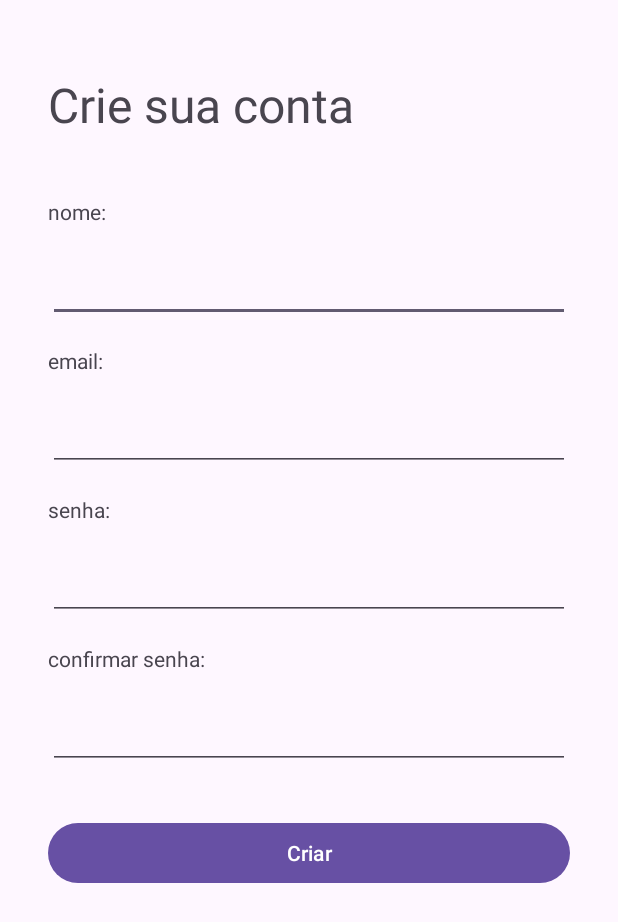
After one commit to C-Vieira/AppListaDeCompras, an Android app: the layout user_register_view.xml on its own in the app's theme, with its tools: preview values and no code run, on a phone screen of 412 x 824 dp. The commit adds this screen. Shown: the top 922 px of the screen. Run offline under Robolectric (Android 15) with nearby library versions, the phone set to English and light mode, and no system bars.

Commit message:
Tela Cadastro de Usuário

```diff
--- a/app/src/main/java/com/example/applistadecompras/MainActivity.kt
+++ b/app/src/main/java/com/example/applistadecompras/MainActivity.kt
@@ -8,6 +8,7 @@ import androidx.appcompat.app.AppCompatActivity
 import androidx.core.view.ViewCompat
 import androidx.core.view.WindowInsetsCompat
 import com.bumptech.glide.Glide
+import com.example.applistadecompras.R.*
 import com.example.applistadecompras.databinding.ActivityMainBinding
 
 class MainActivity : AppCompatActivity() {
@@ -21,7 +22,7 @@ class MainActivity : AppCompatActivity() {
         binding = ActivityMainBinding.inflate(layoutInflater)
         setContentView(binding.root)
 
-        ViewCompat.setOnApplyWindowInsetsListener(findViewById(R.id.main)) { v, insets ->
+        ViewCompat.setOnApplyWindowInsetsListener(findViewById(id.main)) { v, insets ->
             val systemBars = insets.getInsets(WindowInsetsCompat.Type.systemBars())
             v.setPadding(systemBars.left, systemBars.top, systemBars.right, systemBars.bottom)
             insets
@@ -35,5 +36,8 @@ class MainActivity : AppCompatActivity() {
             .error(ColorDrawable(Color.LTGRAY))
             .into(binding.imageView)
 
+        binding.accountRegisterButton.setOnClickListener{
+            this.setContentView(layout.user_register_view)
+        }
     }
 }
--- /dev/null
+++ b/app/src/main/res/layout/user_register_view.xml
@@ -0,0 +1,145 @@
+<?xml version="1.0" encoding="utf-8"?>
+<androidx.constraintlayout.widget.ConstraintLayout xmlns:android="http://schemas.android.com/apk/res/android"
+    xmlns:app="http://schemas.android.com/apk/res-auto"
+    android:id="@+id/user_register_view"
+    android:layout_width="match_parent"
+    android:layout_height="match_parent"
+    android:layout_gravity="center">
+
+    <TextView
+        android:id="@+id/user_register_header"
+        android:layout_width="wrap_content"
+        android:layout_height="wrap_content"
+        android:text="Crie sua conta"
+        android:textSize="32sp"
+        android:layout_marginStart="32dp"
+        android:layout_marginTop="48dp"
+
+        app:layout_constraintTop_toTopOf="parent"
+        app:layout_constraintLeft_toLeftOf="parent"
+
+        />
+
+    <TextView
+        android:id="@+id/name_lbl"
+        android:layout_width="wrap_content"
+        android:layout_height="wrap_content"
+        android:text="nome:"
+        android:layout_marginStart="32dp"
+        android:layout_marginTop="40dp"
+
+        app:layout_constraintTop_toBottomOf="@id/user_register_header"
+        app:layout_constraintLeft_toLeftOf="parent"
+
+        />
+
+    <EditText
+        android:id="@+id/name_txtField"
+        android:layout_width="match_parent"
+        android:layout_height="48dp"
+        android:inputType="text"
+
+        android:layout_marginStart="32dp"
+        android:layout_marginEnd="32dp"
+        android:layout_marginTop="16dp"
+
+        app:layout_constraintTop_toBottomOf="@id/name_lbl"
+        app:layout_constraintLeft_toLeftOf="parent"
+        />
+
+    <TextView
+        android:id="@+id/email_lbl"
+        android:layout_width="wrap_content"
+        android:layout_height="wrap_content"
+        android:text="email:"
+        android:layout_marginStart="32dp"
+        android:layout_marginTop="16dp"
+
+        app:layout_constraintTop_toBottomOf="@id/name_txtField"
+        app:layout_constraintLeft_toLeftOf="parent"
+
+        />
+
+    <EditText
+        android:id="@+id/email_txtField"
+        android:layout_width="match_parent"
+        android:layout_height="48dp"
+        android:inputType="textEmailAddress"
+
+        android:layout_marginStart="32dp"
+        android:layout_marginEnd="32dp"
+        android:layout_marginTop="16dp"
+
+        app:layout_constraintTop_toBottomOf="@id/email_lbl"
+        app:layout_constraintLeft_toLeftOf="parent"
+        />
+
+    <TextView
+        android:id="@+id/password_lbl"
+        android:layout_width="wrap_content"
+        android:layout_height="wrap_content"
+        android:text="senha:"
+        android:layout_marginStart="32dp"
+        android:layout_marginTop="16dp"
+
+        app:layout_constraintTop_toBottomOf="@id/email_txtField"
+        app:layout_constraintLeft_toLeftOf="parent"
+
+        />
+
+    <EditText
+        android:id="@+id/password_txtField"
+        android:layout_width="match_parent"
+        android:layout_height="48dp"
+        android:inputType="textPassword"
+
+        android:layout_marginStart="32dp"
+        android:layout_marginEnd="32dp"
+        android:layout_marginTop="16dp"
+
+        app:layout_constraintTop_toBottomOf="@id/password_lbl"
+        app:layout_constraintLeft_toLeftOf="parent"
+        />
+
+    <TextView
+        android:id="@+id/confirm_password_lbl"
+        android:layout_width="wrap_content"
+        android:layout_height="wrap_content"
+        android:text="confirmar senha:"
+        android:layout_marginStart="32dp"
+        android:layout_marginTop="16dp"
+
+        app:layout_constraintTop_toBottomOf="@id/password_txtField"
+        app:layout_constraintLeft_toLeftOf="parent"
+
+        />
+
+    <EditText
+        android:id="@+id/confirm_password_txtField"
+        android:layout_width="match_parent"
+        android:layout_height="48dp"
+        android:inputType="textPassword"
+
+        android:layout_marginStart="32dp"
+        android:layout_marginEnd="32dp"
+        android:layout_marginTop="16dp"
+
+        app:layout_constraintTop_toBottomOf="@id/confirm_password_lbl"
+        app:layout_constraintLeft_toLeftOf="parent"
+        />
+
+    <Button
+        android:id="@+id/login_button"
+        android:layout_width="match_parent"
+        android:layout_height="wrap_content"
+        android:text="Criar"
+
+        android:layout_marginStart="32dp"
+        android:layout_marginEnd="32dp"
+        android:layout_marginTop="32dp"
+
+        app:layout_constraintTop_toBottomOf="@id/confirm_password_txtField"
+        app:layout_constraintLeft_toLeftOf="parent"
+        />
+
+</androidx.constraintlayout.widget.ConstraintLayout>
```
